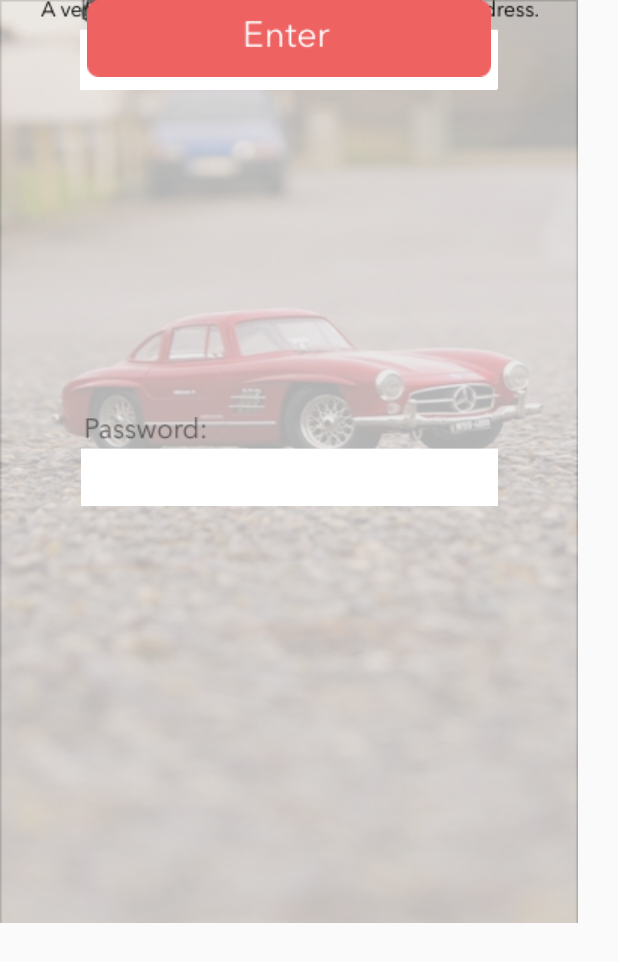
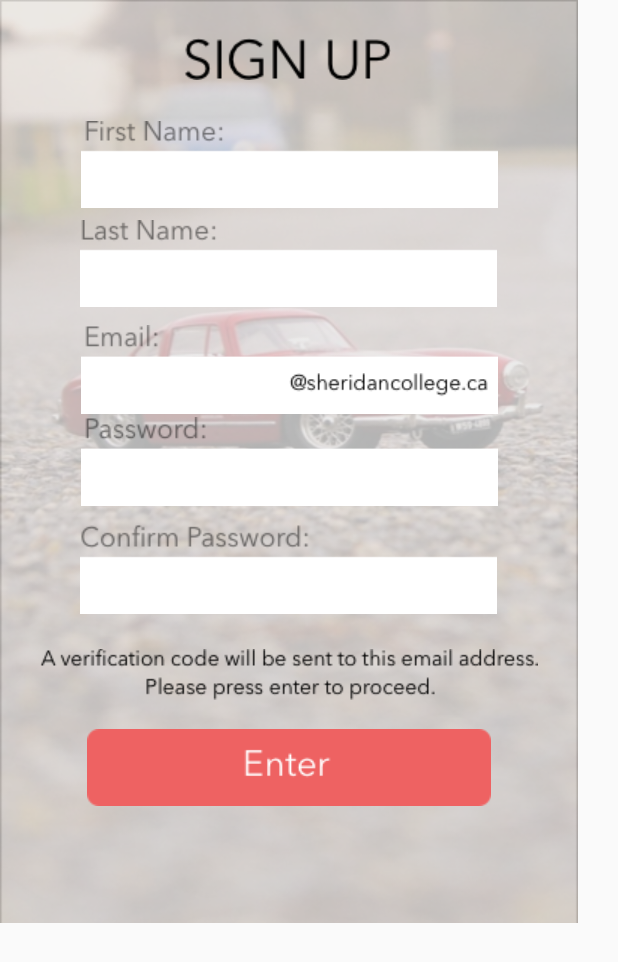
Before and after one commit to umayr96/RideWithUs, an Android app: the RegisterActivity screen opened directly, with no data from a screen before it, on a phone screen of 412 x 824 dp. Shown: the top 962 px of the screen. Run offline under Robolectric (Android 15) with nearby library versions, the phone set to English and light mode, and no system bars.

Commit message:
fixing bugs in nikitas design

```diff
--- a/app/src/main/res/layout/activity_register.xml
+++ b/app/src/main/res/layout/activity_register.xml
@@ -13,9 +13,13 @@
         android:layout_width="wrap_content"
         android:layout_height="wrap_content"
         android:background="@drawable/btnenter"
-        tools:layout_editor_absoluteY="485dp"
         app:layout_constraintLeft_toLeftOf="parent"
-        app:layout_constraintRight_toRightOf="parent" />
+        app:layout_constraintRight_toRightOf="parent"
+        tools:layout_constraintTop_creator="1"
+        tools:layout_constraintRight_creator="1"
+        android:layout_marginTop="19dp"
+        app:layout_constraintTop_toBottomOf="@+id/imageView9"
+        tools:layout_constraintLeft_creator="1" />
 
     <ImageView
         android:id="@+id/imageView8"
@@ -26,7 +30,9 @@
         app:srcCompat="@drawable/signup"
         app:layout_constraintLeft_toLeftOf="parent"
         app:layout_constraintRight_toRightOf="parent"
-        app:layout_constraintHorizontal_bias="0.497" />
+        app:layout_constraintHorizontal_bias="0.497"
+        tools:layout_constraintRight_creator="1"
+        tools:layout_constraintLeft_creator="1" />
 
     <EditText
         android:id="@+id/editText4"
@@ -37,7 +43,11 @@
         android:background="@drawable/fname"
         app:layout_constraintLeft_toLeftOf="parent"
         app:layout_constraintRight_toRightOf="parent"
-        tools:layout_editor_absoluteY="80dp" />
+        tools:layout_constraintTop_creator="1"
+        tools:layout_constraintRight_creator="1"
+        android:layout_marginTop="27dp"
+        app:layout_constraintTop_toBottomOf="@+id/imageView8"
+        tools:layout_constraintLeft_creator="1" />
 
     <EditText
         android:id="@+id/editText5"
@@ -48,8 +58,12 @@
         android:background="@drawable/lname"
         app:layout_constraintLeft_toLeftOf="parent"
         app:layout_constraintRight_toRightOf="parent"
-        tools:layout_editor_absoluteY="146dp"
-        app:layout_constraintHorizontal_bias="0.495" />
+        app:layout_constraintHorizontal_bias="0.495"
+        tools:layout_constraintTop_creator="1"
+        tools:layout_constraintRight_creator="1"
+        android:layout_marginTop="8dp"
+        app:layout_constraintTop_toBottomOf="@+id/editText4"
+        tools:layout_constraintLeft_creator="1" />
 
     <EditText
         android:id="@+id/editText6"
@@ -60,7 +74,11 @@
         android:inputType="textEmailAddress"
         app:layout_constraintLeft_toLeftOf="parent"
         app:layout_constraintRight_toRightOf="parent"
-        tools:layout_editor_absoluteY="216dp" />
+        tools:layout_constraintTop_creator="1"
+        tools:layout_constraintRight_creator="1"
+        android:layout_marginTop="78dp"
+        app:layout_constraintTop_toBottomOf="@+id/editText4"
+        tools:layout_constraintLeft_creator="1" />
 
     <EditText
         android:id="@+id/editText7"
@@ -72,7 +90,11 @@
         app:layout_constraintBottom_toBottomOf="parent"
         app:layout_constraintLeft_toLeftOf="parent"
         app:layout_constraintRight_toRightOf="parent"
-        app:layout_constraintTop_toTopOf="parent" />
+        app:layout_constraintTop_toTopOf="parent"
+        tools:layout_constraintTop_creator="1"
+        tools:layout_constraintRight_creator="1"
+        tools:layout_constraintBottom_creator="1"
+        tools:layout_constraintLeft_creator="1" />
 
     <EditText
         android:id="@+id/editText8"
@@ -83,15 +105,21 @@
         android:inputType="textPassword"
         app:layout_constraintLeft_toLeftOf="parent"
         app:layout_constraintRight_toRightOf="parent"
-        tools:layout_editor_absoluteY="349dp"
-        app:layout_constraintHorizontal_bias="0.495" />
+        app:layout_constraintHorizontal_bias="0.495"
+        tools:layout_constraintTop_creator="1"
+        tools:layout_constraintRight_creator="1"
+        android:layout_marginTop="12dp"
+        app:layout_constraintTop_toBottomOf="@+id/editText7"
+        tools:layout_constraintLeft_creator="1" />
 
     <ImageView
         android:id="@+id/imageView9"
         android:layout_width="wrap_content"
         android:layout_height="wrap_content"
         app:srcCompat="@drawable/notice"
-        tools:layout_editor_absoluteY="432dp"
         app:layout_constraintLeft_toLeftOf="parent"
-        app:layout_constraintRight_toRightOf="parent" />
+        app:layout_constraintRight_toRightOf="parent"
+        tools:layout_constraintTop_creator="1"
+        android:layout_marginTop="23dp"
+        app:layout_constraintTop_toBottomOf="@+id/editText8" />
 </android.support.constraint.ConstraintLayout>
```
Also changed, not shown: app/src/main/res/layout/activity_driving_or_riding.xml (+18 -6 lines), app/src/main/res/layout/activity_verification_code.xml (+32 -9 lines), app/src/main/res/drawable/verification.png (renamed from app/src/main/res/drawable/Verification.png).
